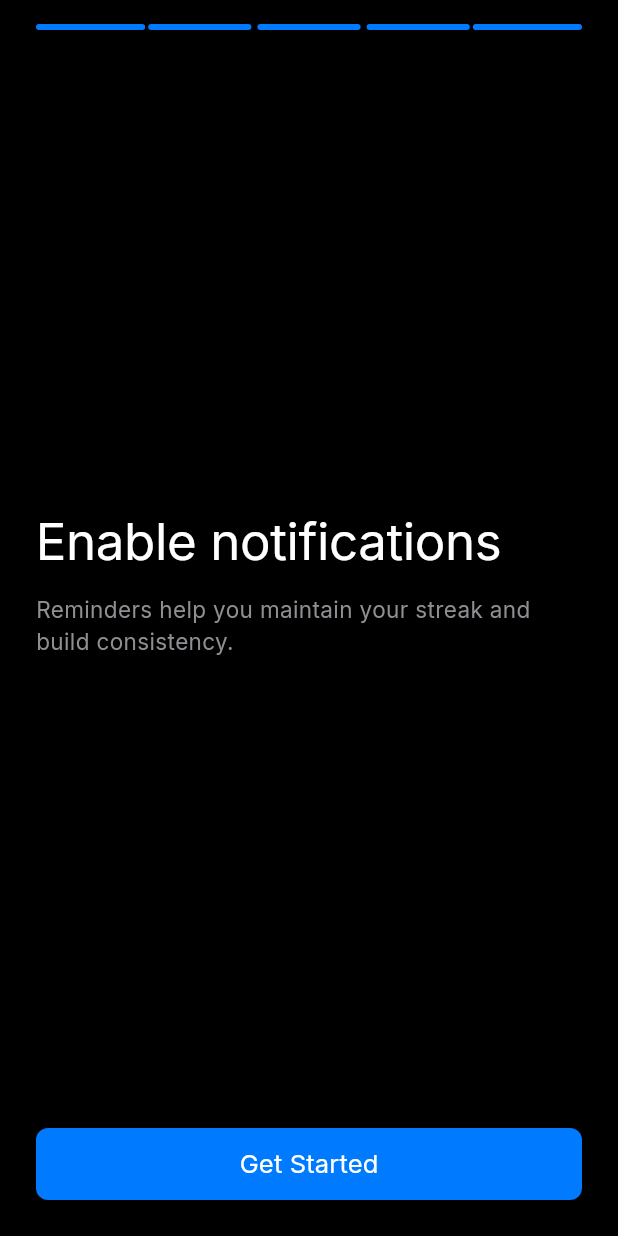
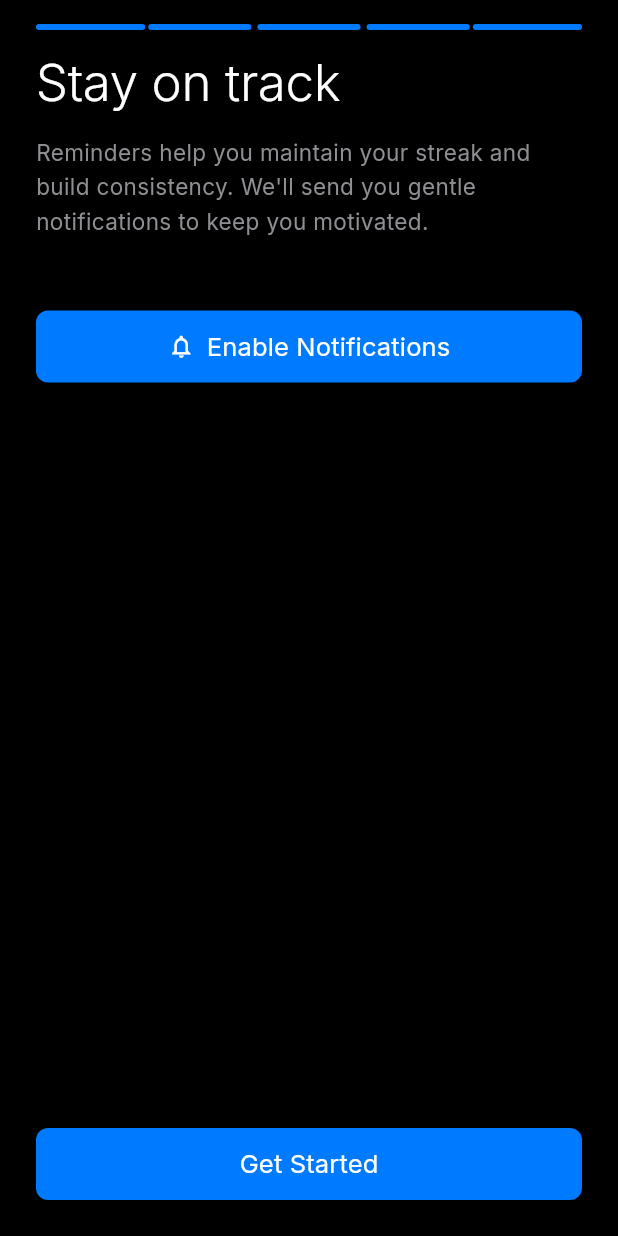
Before and after one commit to xneug3n/chainy, a Flutter app: the OnboardingFlow screen opened directly, swiped to page 5, on a phone screen of 412 x 824 dp. Run offline on Flutter 3.47's test engine with Material 3 defaults, Android fonts, the phone set to English and light mode, and no system bars; our stand-ins replace fl_chart, flutter_local_notifications, flutter_riverpod, freezed_annotation, go_router, google_fonts and 4 more; accounts and stored records are empty; generated files the repository leaves out were written again.

Commit message:
Implemented Task 9.6

```diff
--- a/lib/screens/onboarding/screens/onboarding_notification_screen.dart
+++ b/lib/screens/onboarding/screens/onboarding_notification_screen.dart
@@ -1,9 +1,15 @@
 import 'package:flutter/material.dart';
+import 'package:flutter_riverpod/flutter_riverpod.dart';
 import '../../../core/theme/chainy_colors.dart';
+import '../../../core/ui/chainy_button.dart';
+import '../../../features/habits/domain/services/reminder_service.dart';
 
 /// Notification permission screen - Fifth step of onboarding
-/// TODO: Implement in task 9.6
-class OnboardingNotificationScreen extends StatelessWidget {
+///
+/// Displays a motivational explanation about how notifications help maintain
+/// streaks and builds consistency. Includes a primary CTA button that triggers
+/// the system notification permission dialog.
+class OnboardingNotificationScreen extends ConsumerStatefulWidget {
   final ValueChanged<bool> onPermissionResult;
 
   const OnboardingNotificationScreen({
@@ -12,31 +18,154 @@ class OnboardingNotificationScreen extends StatelessWidget {
   });
 
   @override
+  ConsumerState<OnboardingNotificationScreen> createState() =>
+      _OnboardingNotificationScreenState();
+}
+
+class _OnboardingNotificationScreenState
+    extends ConsumerState<OnboardingNotificationScreen>
+    with SingleTickerProviderStateMixin {
+  late AnimationController _fadeController;
+  late Animation<double> _fadeAnimation;
+  bool _isRequesting = false;
+  bool _permissionGranted = false;
+
+  @override
+  void initState() {
+    super.initState();
+    _fadeController = AnimationController(
+      duration: const Duration(milliseconds: 400),
+      vsync: this,
+    );
+    _fadeAnimation = CurvedAnimation(
+      parent: _fadeController,
+      curve: Curves.easeInOut,
+    );
+    _fadeController.forward();
+  }
+
+  @override
+  void dispose() {
+    _fadeController.dispose();
+    super.dispose();
+  }
+
+  Future<void> _requestPermissions() async {
+    if (_isRequesting || _permissionGranted) return;
+
+    setState(() {
+      _isRequesting = true;
+    });
+
+    try {
+      final reminderService = ref.read(reminderServiceProvider.notifier);
+      final granted = await reminderService.requestPermissions();
+
+      setState(() {
+        _permissionGranted = granted;
+        _isRequesting = false;
+      });
+
+      widget.onPermissionResult(granted);
+    } catch (error) {
+      setState(() {
+        _isRequesting = false;
+      });
+
+      if (mounted) {
+        ScaffoldMessenger.of(context).showSnackBar(
+          SnackBar(
+            content: Text(
+              'Failed to request notification permissions. You can enable them later in settings.',
+            ),
+            duration: const Duration(seconds: 3),
+          ),
+        );
+      }
+
+      widget.onPermissionResult(false);
+    }
+  }
+
+  @override
   Widget build(BuildContext context) {
     final theme = Theme.of(context);
     final brightness = theme.brightness;
 
     return Padding(
       padding: const EdgeInsets.symmetric(horizontal: 24),
+      child: FadeTransition(
+        opacity: _fadeAnimation,
+        child: SingleChildScrollView(
           child: Column(
             mainAxisAlignment: MainAxisAlignment.center,
             crossAxisAlignment: CrossAxisAlignment.start,
             children: [
+              // Title
               Text(
-            'Enable notifications',
+                'Stay on track',
                 style: theme.textTheme.displayLarge?.copyWith(
                   color: ChainyColors.getPrimaryText(brightness),
+                  fontWeight: FontWeight.w300,
                 ),
               ),
               const SizedBox(height: 16),
+
+              // Motivational description
               Text(
-            'Reminders help you maintain your streak and build consistency.',
+                'Reminders help you maintain your streak and build consistency. We\'ll send you gentle notifications to keep you motivated.',
                 style: theme.textTheme.bodyMedium?.copyWith(
                   color: ChainyColors.getSecondaryText(brightness),
+                  height: 1.5,
                 ),
               ),
-          // TODO: Add notification permission request in task 9.6
+              const SizedBox(height: 48),
+
+              // Permission request button
+              if (!_permissionGranted)
+                ChainyButton(
+                  text: 'Enable Notifications',
+                  onPressed: _isRequesting ? null : _requestPermissions,
+                  isFullWidth: true,
+                  isLoading: _isRequesting,
+                  icon: Icons.notifications_outlined,
+                )
+              else
+                // Success state
+                Container(
+                  padding: const EdgeInsets.all(20),
+                  decoration: BoxDecoration(
+                    color: ChainyColors.success.withValues(alpha: 0.15),
+                    border: Border.all(
+                      color: ChainyColors.success,
+                      width: 1,
+                    ),
+                    borderRadius: BorderRadius.circular(16),
+                  ),
+                  child: Row(
+                    children: [
+                      Icon(
+                        Icons.check_circle,
+                        color: ChainyColors.success,
+                        size: 24,
+                      ),
+                      const SizedBox(width: 12),
+                      Expanded(
+                        child: Text(
+                          'Notifications enabled! You\'re all set.',
+                          style: TextStyle(
+                            color: ChainyColors.success,
+                            fontSize: 16,
+                            fontWeight: FontWeight.w500,
+                          ),
+                        ),
+                      ),
                     ],
+                  ),
+                ),
+            ],
+          ),
+        ),
       ),
     );
   }
```
Also changed, not shown: lib/features/habits/domain/services/reminder_service.dart (+25 -1 lines). Lines whose indentation alone changed are shown as unchanged.
